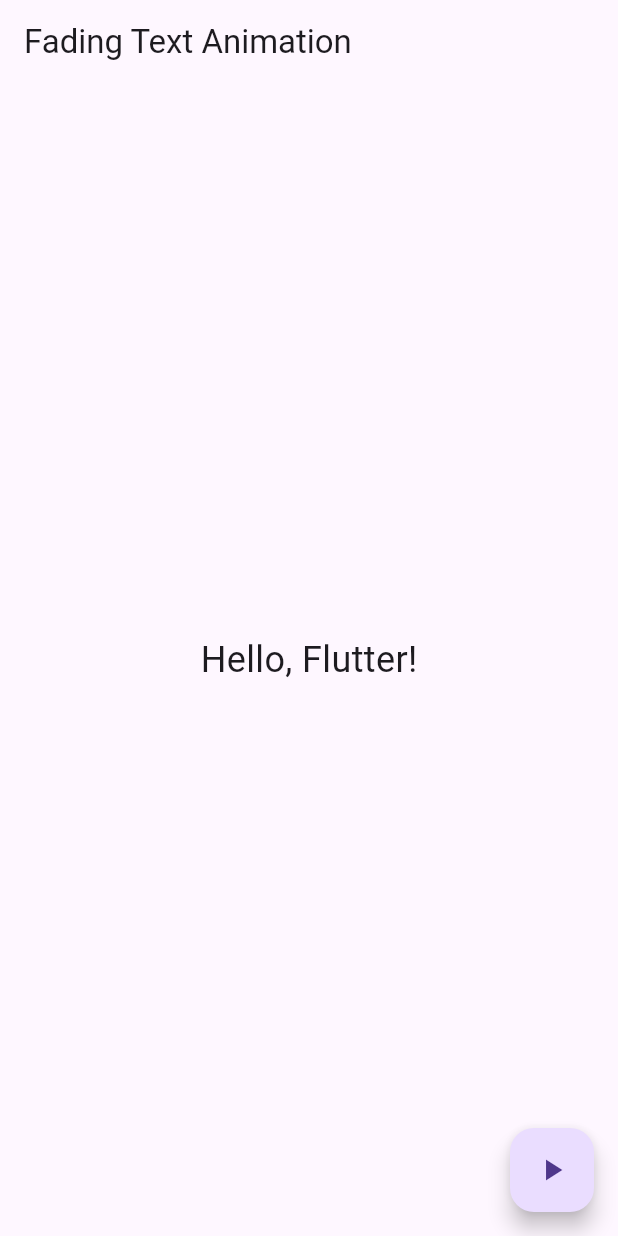
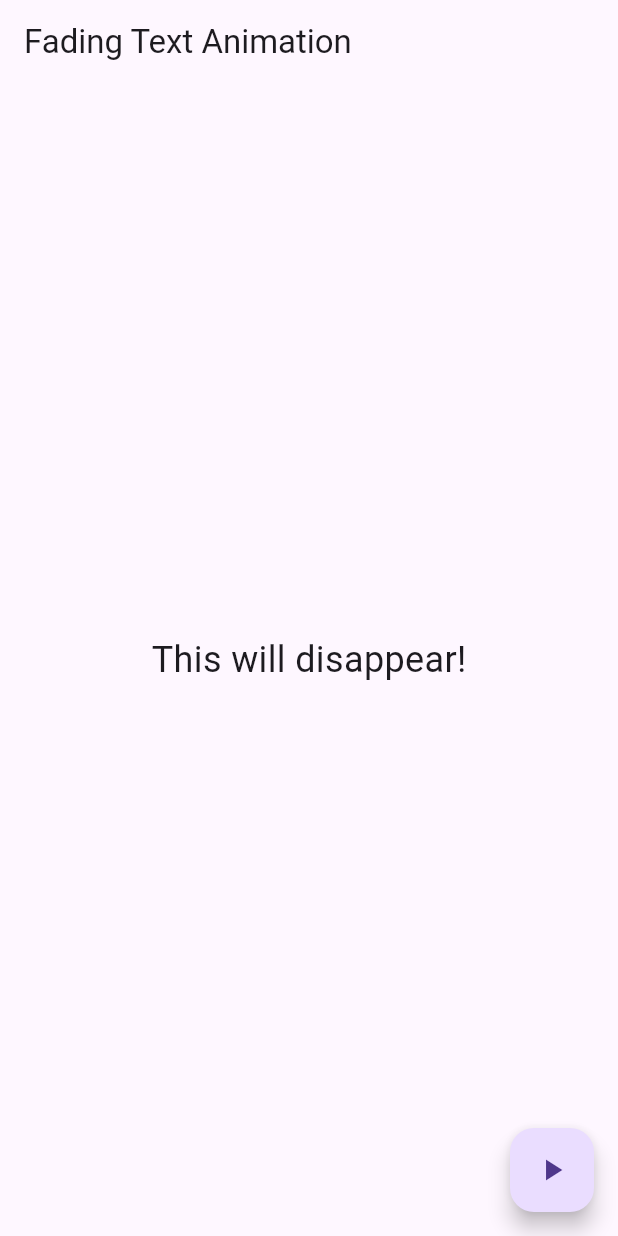
Before and after one commit to SunwooDua/inclass07, a Flutter app: the screen it shows after launch, on a phone screen of 412 x 824 dp. Run offline on Flutter 3.47's test engine with Material 3 defaults, Android fonts, the phone set to English and light mode, and no system bars.

Commit message:
changed duration, text, and added curve

```diff
--- a/lib/main.dart
+++ b/lib/main.dart
@@ -31,8 +31,12 @@ class _FadingTextAnimationState extends State<FadingTextAnimation> {
       body: Center(
         child: AnimatedOpacity(
           opacity: _isVisible ? 1.0 : 0.0,
-          duration: Duration(seconds: 1),
-          child: Text('Hello, Flutter!', style: TextStyle(fontSize: 24)),
+          duration: Duration(seconds: 2), //changed duration
+          curve: Curves.easeInOut, //added curve
+          child: const Text(
+            'This will disappear!', //changed text
+            style: TextStyle(fontSize: 24),
+          ),
         ),
       ),
       floatingActionButton: FloatingActionButton(
```
